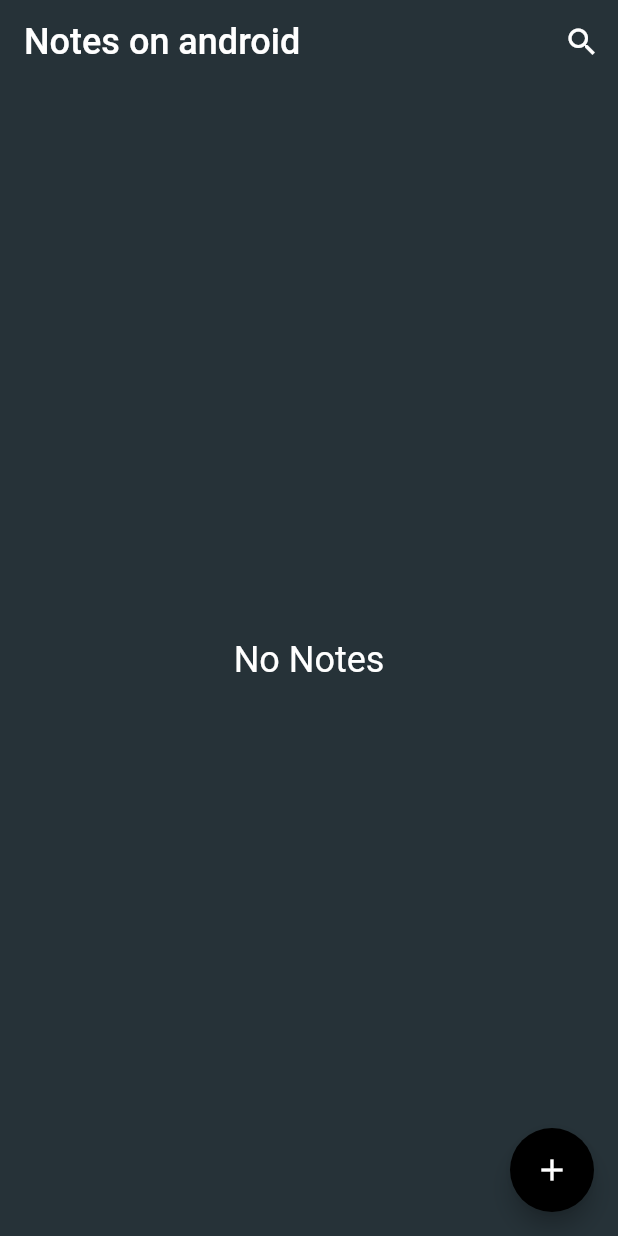
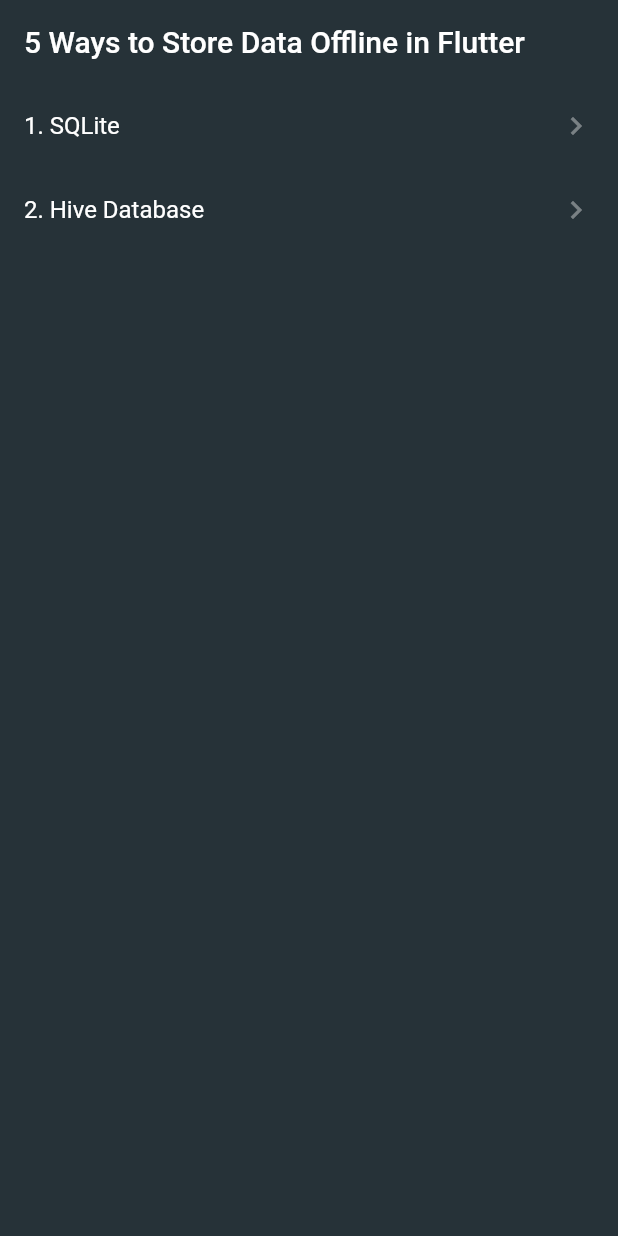
Before and after one commit to chongdev/flutter_on_windows, a Flutter app: the screen it shows after launch, on a phone screen of 412 x 824 dp. Run offline on Flutter 3.47's test engine with Material 2 defaults, Android fonts, the light colour scheme and no system bars; our stand-ins replace get, hive, hive_flutter, sqflite, sqflite_common, sqflite_common_ffi; accounts and stored records are empty.

Commit message:
test Hive NoSQL Database

```diff
--- a/lib/db/note_database_sqflite.dart
+++ b/lib/db/note_database_sqflite.dart
@@ -20,7 +20,8 @@
     final dbPath = await getDatabasesPath();
     final path = join(dbPath, filePage);
 
-    return await openDatabase(path, version: 1, onCreate: _createDB);
+    return await openDatabase(path, version: 1); // , onCreate: _createDB
+
   }
 
   Future _createDB(Database db, int version) async {
@@ -96,7 +97,6 @@
 
   Future close() async {
     final db = await instance.database;
-
     db.close();
   }
 }
--- a/lib/main.dart
+++ b/lib/main.dart
@@ -1,6 +1,10 @@
 import 'package:flutter/material.dart';
 import 'package:flutter/services.dart';
-import 'package:flutter_on_windows/page/notes_page.dart';
+import 'package:flutter_on_windows/models/contact.dart';
+import 'package:flutter_on_windows/routes/app_router.dart';
+import 'package:get/get.dart';
+import 'package:hive/hive.dart';
+import 'package:path_provider/path_provider.dart' as path_provider;
 
 void main() async {
   WidgetsFlutterBinding.ensureInitialized();
@@ -9,72 +13,44 @@
     DeviceOrientation.portraitDown,
   ]);
 
+  final appDocDir = await path_provider.getApplicationDocumentsDirectory();
+  Hive.init(appDocDir.path);
+  Hive.registerAdapter(ContactAdapter());
+
   runApp(const MyApp());
 }
 
 class MyApp extends StatelessWidget {
   const MyApp({Key? key}) : super(key: key);
+
   @override
   Widget build(BuildContext context) {
-    return MaterialApp(
+    return GetMaterialApp(
       debugShowCheckedModeBanner: false,
-      title: 'Flutter Demo',
+      title: 'POS Android',
+      getPages: AppRouter.route,
+      // initialRoute: RouteHelper.get ,
+      initialRoute: '/',
+      defaultTransition: Transition.noTransition,
+
       themeMode: ThemeMode.dark,
       theme: ThemeData(
-        primaryColor: Colors.black,
+        primaryColor: Colors.white,
         scaffoldBackgroundColor: Colors.blueGrey.shade900,
         appBarTheme: const AppBarTheme(
           backgroundColor: Colors.transparent,
           elevation: 0,
         ),
+        textTheme: const TextTheme(
+          headline1: TextStyle(fontSize: 72.0, fontWeight: FontWeight.bold),
+          bodyText1: TextStyle(
+            color: Colors.white,
+          ),
+          bodyText2: TextStyle(
+            color: Colors.white,
+          ),
+        ),
       ),
-      home: const NotesPage(),
     );
   }
 }
-
-class MyHomePage extends StatefulWidget {
-  const MyHomePage({Key? key, required this.title}) : super(key: key);
-  final String title;
-
-  @override
-  State<MyHomePage> createState() => _MyHomePageState();
-}
-
-class _MyHomePageState extends State<MyHomePage> {
-  int _counter = 0;
-
-  void _incrementCounter() {
-    setState(() {
-      _counter++;
-    });
-  }
-
-  @override
-  Widget build(BuildContext context) {
-    return Scaffold(
-      appBar: AppBar(
-        title: Text(widget.title),
-      ),
-      body: Center(
-        child: Column(
-          mainAxisAlignment: MainAxisAlignment.center,
-          children: <Widget>[
-            const Text(
-              'You have pushed the button this many times:',
-            ),
-            Text(
-              '$_counter',
-              style: Theme.of(context).textTheme.headline4,
-            ),
-          ],
-        ),
-      ),
-      floatingActionButton: FloatingActionButton(
-        onPressed: _incrementCounter,
-        tooltip: 'Increment',
-        child: const Icon(Icons.add),
-      ), // This trailing comma makes auto-formatting nicer for build methods.
-    );
-  }
-}
--- /dev/null
+++ b/lib/routes/app_router.dart
@@ -0,0 +1,30 @@
+
+import 'package:flutter_on_windows/screens/contact/contact_screen.dart';
+import 'package:flutter_on_windows/screens/home_screen.dart';
+import 'package:flutter_on_windows/screens/splash_screen.dart';
+import 'package:flutter_on_windows/screens/note/note_screen.dart';
+import 'package:get/get.dart';
+
+class AppRouter {
+  static final route = [
+    GetPage(
+      name: '/',
+      page: () => const SplashScreen(),
+      transition: Transition.noTransition,
+    ),
+    GetPage(
+      name: "/home",
+      page: () => const HomeScreen(),
+      transition: Transition.fade,
+    ),
+    GetPage(
+      name: "/notes",
+      page: () => const NoteScreen(),
+      transition: Transition.fade,
+    ),GetPage(
+      name: "/contacts",
+      page: () => const ContactScreen(),
+      transition: Transition.fade,
+    ),
+  ];
+}
--- /dev/null
+++ b/lib/screens/home_screen.dart
@@ -0,0 +1,34 @@
+import 'package:flutter/material.dart';
+import 'package:get/get.dart';
+
+class HomeScreen extends StatelessWidget {
+  const HomeScreen({Key? key}) : super(key: key);
+
+  @override
+  Widget build(BuildContext context) {
+    return Scaffold(
+      appBar: AppBar(
+        title: const Text('5 Ways to Store Data Offline in Flutter'),
+      ),
+      body: ListView(
+        children: <Widget>[
+          ListTile(
+            title: const Text(
+              '1. SQLite', style: TextStyle(color: Colors.white),),
+            // tileColor: Colors.red,
+            trailing: const Icon(Icons.keyboard_arrow_right, color: Colors.white38),
+            onTap: () => Get.toNamed('/notes'),
+          ),
+          ListTile(
+            title: const Text(
+              '2. Hive Database', style: TextStyle(color: Colors.white),),
+            // tileColor: Colors.red,
+            trailing: const Icon(Icons.keyboard_arrow_right, color: Colors.white38),
+            onTap: () => Get.toNamed('/contacts'),
+          ),
+        ],
+      ),
+    );
+  }
+
+}
--- a/lib/page/note_detail_page.dart
+++ b/lib/screens/note/note_detail_page.dart
@@ -4,7 +4,7 @@
 import 'package:flutter_on_windows/db/note_database_sqflite_ffi.dart';
 import 'package:flutter_on_windows/db/note_database_sqflite.dart';
 import 'package:flutter_on_windows/models/note.dart';
-import 'package:flutter_on_windows/page/edit_note_page.dart';
+import 'package:flutter_on_windows/screens/note/edit_note_page.dart';
 import 'package:intl/intl.dart';
 
 class NoteDetailPage extends StatefulWidget {
--- a/lib/page/notes_page.dart
+++ b/lib/screens/note/note_screen.dart
@@ -1,25 +1,24 @@
 import 'dart:io';
 
 import 'package:flutter/material.dart';
+import 'package:flutter_on_windows/db/note_database_sqflite.dart';
 import 'package:flutter_on_windows/db/note_database_sqflite_ffi.dart';
-import 'package:flutter_on_windows/db/note_database_sqflite.dart';
 import 'package:flutter_on_windows/models/note.dart';
-import 'package:flutter_on_windows/page/edit_note_page.dart';
-import 'package:flutter_on_windows/page/note_detail_page.dart';
+import 'package:flutter_on_windows/screens/note/edit_note_page.dart';
+import 'package:flutter_on_windows/screens/note/note_detail_page.dart';
 import 'package:flutter_on_windows/widgets/note_card_widget.dart';
 import 'package:flutter_staggered_grid_view/flutter_staggered_grid_view.dart';
 
-class NotesPage extends StatefulWidget {
-  const NotesPage({Key? key}) : super(key: key);
+class NoteScreen extends StatefulWidget {
+  const NoteScreen({Key? key}) : super(key: key);
 
   @override
-  State<NotesPage> createState() => _NotesPageState();
+  State<NoteScreen> createState() => _NoteScreenState();
 }
 
-class _NotesPageState extends State<NotesPage > {
+class _NoteScreenState extends State<NoteScreen> {
   late List<Note> notes;
   bool isLoading = false;
-
 
   @override
   void initState() {
@@ -30,11 +29,9 @@
 
   @override
   void dispose() {
-
-    if( Platform.isWindows ){
+    if (Platform.isWindows) {
       NoteDatabaseSQFLiteFfi.instance.close();
-    }
-    else{
+    } else {
       NoteDatabaseSQFLite.instance.close();
     }
 
@@ -44,10 +41,9 @@
   Future refreshNotes() async {
     setState(() => isLoading = true);
 
-    if( Platform.isWindows ){
+    if (Platform.isWindows) {
       notes = await NoteDatabaseSQFLiteFfi.instance.readAllNotes();
-    }
-    else{
+    } else {
       notes = await NoteDatabaseSQFLite.instance.readAllNotes();
     }
 
@@ -66,7 +62,6 @@
         ),
         actions: const [Icon(Icons.search), SizedBox(width: 12)],
       ),
-
       body: Center(
         child: isLoading
             ? const CircularProgressIndicator()
@@ -77,7 +72,6 @@
                   )
                 : buildNotes(),
       ),
-
       floatingActionButton: FloatingActionButton(
         backgroundColor: Colors.black,
         child: const Icon(Icons.add),
@@ -90,7 +84,6 @@
       ),
     );
   }
-
 
   Widget buildNotes() => MasonryGridView.count(
         padding: const EdgeInsets.all(8),
--- a/pubspec.yaml
+++ b/pubspec.yaml
@@ -23,12 +23,14 @@
   sqflite_common_ffi: ^2.1.0+2
   hive: ^2.0.6
   hive_flutter: ^1.1.0
+  path_provider: ^2.0.9
 
 dev_dependencies:
   flutter_test:
     sdk: flutter
-
   flutter_lints: ^1.0.0
+  hive_generator:
+  build_runner:
 
 flutter:
   uses-material-design: true
```
Also changed, not shown: lib/models/contact.dart (added, +13 -0 lines), lib/screens/contact/contact_screen.dart (added, +122 -0 lines), lib/screens/contact/new_contact.dart (added, +63 -0 lines), lib/screens/splash_screen.dart (added, +23 -0 lines), lib/models/contact.g.dart (added), lib/screens/note/edit_note_page.dart (renamed from lib/page/edit_note_page.dart), pubspec.lock, 1 other file. Lines whose indentation alone changed are shown as unchanged.
